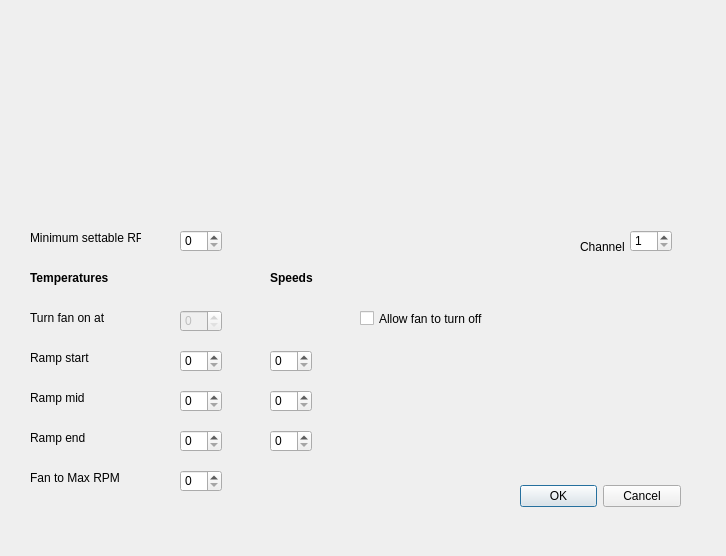
Shub77/phoebetria-code, file gui_softwareautosetup.ui: the form before one commit.
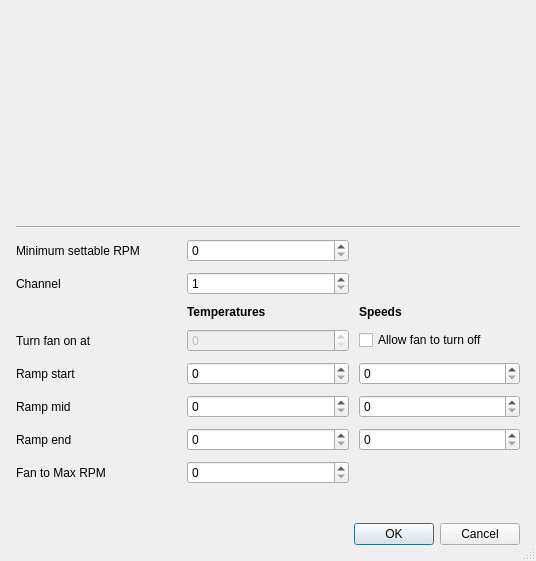
The form after the commit. Custom widgets are drawn as their Qt base class.

Commit message: added some formatting to the software auto preference pane

What changed in the file:
```diff
--- a/gui_softwareautosetup.ui
+++ b/gui_softwareautosetup.ui
@@ -6,299 +6,204 @@
    <rect>
     <x>0</x>
     <y>0</y>
-    <width>726</width>
-    <height>556</height>
+    <width>536</width>
+    <height>561</height>
    </rect>
   </property>
   <property name="windowTitle">
    <string>Dialog</string>
   </property>
-  <widget class="QDialogButtonBox" name="buttonBox">
-   <property name="geometry">
-    <rect>
-     <x>520</x>
-     <y>480</y>
-     <width>161</width>
-     <height>32</height>
-    </rect>
-   </property>
+  <property name="sizeGripEnabled">
+   <bool>true</bool>
+  </property>
+  <property name="modal">
+   <bool>false</bool>
+  </property>
+  <layout class="QHBoxLayout" name="horizontalLayout">
+   <item>
+    <layout class="QVBoxLayout" name="verticalLayout">
+     <property name="spacing">
+      <number>10</number>
+     </property>
+     <property name="margin">
+      <number>5</number>
+     </property>
+     <item>
+      <widget class="QCustomPlot" name="widget" native="true">
+       <property name="minimumSize">
+        <size>
+         <width>500</width>
+         <height>200</height>
+        </size>
+       </property>
+       <property name="styleSheet">
+        <string notr="true"/>
+       </property>
+      </widget>
+     </item>
+     <item>
+      <widget class="Line" name="line">
    <property name="orientation">
     <enum>Qt::Horizontal</enum>
    </property>
-   <property name="standardButtons">
-    <set>QDialogButtonBox::Cancel|QDialogButtonBox::Ok</set>
-   </property>
-  </widget>
-  <widget class="QLabel" name="label">
-   <property name="geometry">
-    <rect>
-     <x>580</x>
-     <y>240</y>
-     <width>46</width>
-     <height>13</height>
-    </rect>
-   </property>
-   <property name="text">
-    <string>Channel</string>
-   </property>
-   <property name="buddy">
-    <cstring>spinBox</cstring>
-   </property>
-  </widget>
-  <widget class="QSpinBox" name="spinBox">
-   <property name="geometry">
-    <rect>
-     <x>630</x>
-     <y>230</y>
-     <width>42</width>
-     <height>22</height>
-    </rect>
-   </property>
-   <property name="minimum">
-    <number>1</number>
-   </property>
-   <property name="maximum">
-    <number>5</number>
-   </property>
-  </widget>
+      </widget>
+     </item>
+     <item>
+      <layout class="QGridLayout" name="gridLayout">
+       <item row="3" column="2">
   <widget class="QCheckBox" name="checkBox">
-   <property name="geometry">
-    <rect>
-     <x>360</x>
-     <y>310</y>
-     <width>171</width>
-     <height>17</height>
-    </rect>
-   </property>
    <property name="text">
     <string>Allow fan to turn off</string>
    </property>
   </widget>
-  <widget class="QSpinBox" name="spinBox_2">
-   <property name="geometry">
-    <rect>
-     <x>180</x>
-     <y>350</y>
-     <width>42</width>
-     <height>22</height>
-    </rect>
-   </property>
-  </widget>
+       </item>
+       <item row="2" column="2">
+        <widget class="QLabel" name="label_9">
+         <property name="font">
+          <font>
+           <weight>75</weight>
+           <bold>true</bold>
+          </font>
+         </property>
+         <property name="text">
+          <string>Speeds</string>
+         </property>
+        </widget>
+       </item>
+       <item row="2" column="1">
+        <widget class="QLabel" name="label_8">
+         <property name="font">
+          <font>
+           <weight>75</weight>
+           <bold>true</bold>
+          </font>
+         </property>
+         <property name="text">
+          <string>Temperatures</string>
+         </property>
+        </widget>
+       </item>
+       <item row="5" column="2">
+        <widget class="QSpinBox" name="spinBox_12"/>
+       </item>
+       <item row="4" column="0">
   <widget class="QLabel" name="label_2">
-   <property name="geometry">
-    <rect>
-     <x>30</x>
-     <y>350</y>
-     <width>111</width>
-     <height>16</height>
-    </rect>
-   </property>
    <property name="text">
     <string>Ramp start</string>
    </property>
   </widget>
+       </item>
+       <item row="5" column="0">
   <widget class="QLabel" name="label_3">
-   <property name="geometry">
-    <rect>
-     <x>30</x>
-     <y>390</y>
-     <width>121</width>
-     <height>16</height>
-    </rect>
-   </property>
    <property name="text">
     <string>Ramp mid</string>
    </property>
   </widget>
-  <widget class="QSpinBox" name="spinBox_3">
-   <property name="geometry">
-    <rect>
-     <x>180</x>
-     <y>390</y>
-     <width>42</width>
-     <height>22</height>
-    </rect>
-   </property>
-  </widget>
+       </item>
+       <item row="6" column="2">
+        <widget class="QSpinBox" name="spinBox_9"/>
+       </item>
+       <item row="3" column="1">
+        <widget class="QSpinBox" name="spinBox_6">
+         <property name="enabled">
+          <bool>false</bool>
+         </property>
+        </widget>
+       </item>
+       <item row="4" column="1">
+        <widget class="QSpinBox" name="spinBox_2"/>
+       </item>
+       <item row="7" column="1">
+        <widget class="QSpinBox" name="spinBox_5"/>
+       </item>
+       <item row="6" column="0">
   <widget class="QLabel" name="label_4">
-   <property name="geometry">
-    <rect>
-     <x>30</x>
-     <y>430</y>
-     <width>121</width>
-     <height>16</height>
-    </rect>
-   </property>
    <property name="text">
     <string>Ramp end</string>
    </property>
   </widget>
-  <widget class="QSpinBox" name="spinBox_4">
-   <property name="geometry">
-    <rect>
-     <x>180</x>
-     <y>430</y>
-     <width>42</width>
-     <height>22</height>
-    </rect>
-   </property>
-  </widget>
+       </item>
+       <item row="7" column="0">
   <widget class="QLabel" name="label_5">
-   <property name="geometry">
-    <rect>
-     <x>30</x>
-     <y>470</y>
-     <width>91</width>
-     <height>16</height>
-    </rect>
-   </property>
    <property name="text">
     <string>Fan to Max RPM</string>
    </property>
   </widget>
-  <widget class="QSpinBox" name="spinBox_5">
-   <property name="geometry">
-    <rect>
-     <x>180</x>
-     <y>470</y>
-     <width>42</width>
-     <height>22</height>
-    </rect>
-   </property>
-  </widget>
-  <widget class="QLabel" name="label_6">
-   <property name="geometry">
-    <rect>
-     <x>30</x>
-     <y>310</y>
-     <width>111</width>
-     <height>16</height>
-    </rect>
-   </property>
-   <property name="text">
-    <string>Turn fan on at</string>
-   </property>
-  </widget>
-  <widget class="QSpinBox" name="spinBox_6">
-   <property name="enabled">
-    <bool>false</bool>
-   </property>
-   <property name="geometry">
-    <rect>
-     <x>180</x>
-     <y>310</y>
-     <width>42</width>
-     <height>22</height>
-    </rect>
-   </property>
-  </widget>
+       </item>
+       <item row="4" column="2">
+        <widget class="QSpinBox" name="spinBox_10"/>
+       </item>
+       <item row="1" column="1">
+        <widget class="QSpinBox" name="spinBox">
+         <property name="minimum">
+          <number>1</number>
+         </property>
+         <property name="maximum">
+          <number>5</number>
+         </property>
+        </widget>
+       </item>
+       <item row="0" column="0">
   <widget class="QLabel" name="label_7">
-   <property name="geometry">
-    <rect>
-     <x>30</x>
-     <y>230</y>
-     <width>111</width>
-     <height>16</height>
-    </rect>
-   </property>
    <property name="text">
     <string>Minimum settable RPM</string>
    </property>
   </widget>
-  <widget class="QSpinBox" name="spinBox_7">
-   <property name="geometry">
-    <rect>
-     <x>180</x>
-     <y>230</y>
-     <width>42</width>
-     <height>22</height>
-    </rect>
-   </property>
-  </widget>
-  <widget class="QLabel" name="label_8">
-   <property name="geometry">
-    <rect>
-     <x>30</x>
-     <y>270</y>
-     <width>131</width>
-     <height>16</height>
-    </rect>
-   </property>
-   <property name="font">
-    <font>
-     <weight>75</weight>
-     <bold>true</bold>
-    </font>
-   </property>
+       </item>
+       <item row="3" column="0">
+        <widget class="QLabel" name="label_6">
    <property name="text">
-    <string>Temperatures</string>
-   </property>
-  </widget>
-  <widget class="QLabel" name="label_9">
-   <property name="geometry">
-    <rect>
-     <x>270</x>
-     <y>270</y>
-     <width>131</width>
-     <height>16</height>
-    </rect>
-   </property>
-   <property name="font">
-    <font>
-     <weight>75</weight>
-     <bold>true</bold>
-    </font>
-   </property>
+          <string>Turn fan on at</string>
+         </property>
+        </widget>
+       </item>
+       <item row="1" column="0">
+        <widget class="QLabel" name="label">
    <property name="text">
-    <string>Speeds</string>
-   </property>
-  </widget>
-  <widget class="QSpinBox" name="spinBox_9">
-   <property name="geometry">
-    <rect>
-     <x>270</x>
-     <y>430</y>
-     <width>42</width>
-     <height>22</height>
-    </rect>
-   </property>
-  </widget>
-  <widget class="QSpinBox" name="spinBox_10">
-   <property name="geometry">
-    <rect>
-     <x>270</x>
-     <y>350</y>
-     <width>42</width>
-     <height>22</height>
-    </rect>
-   </property>
-  </widget>
-  <widget class="QSpinBox" name="spinBox_12">
-   <property name="geometry">
-    <rect>
-     <x>270</x>
-     <y>390</y>
-     <width>42</width>
-     <height>22</height>
-    </rect>
-   </property>
-  </widget>
-  <widget class="QCustomPlot" name="widget" native="true">
-   <property name="geometry">
-    <rect>
-     <x>30</x>
-     <y>10</y>
-     <width>631</width>
-     <height>200</height>
-    </rect>
-   </property>
-   <property name="minimumSize">
+          <string>Channel</string>
+         </property>
+         <property name="buddy">
+          <cstring>spinBox</cstring>
+         </property>
+        </widget>
+       </item>
+       <item row="6" column="1">
+        <widget class="QSpinBox" name="spinBox_4"/>
+       </item>
+       <item row="5" column="1">
+        <widget class="QSpinBox" name="spinBox_3"/>
+       </item>
+       <item row="0" column="1">
+        <widget class="QSpinBox" name="spinBox_7"/>
+       </item>
+      </layout>
+     </item>
+     <item>
+      <spacer name="verticalSpacer">
+       <property name="orientation">
+        <enum>Qt::Vertical</enum>
+       </property>
+       <property name="sizeHint" stdset="0">
     <size>
-     <width>500</width>
-     <height>200</height>
-    </size>
-   </property>
-  </widget>
+         <width>20</width>
+         <height>40</height>
+        </size>
+       </property>
+      </spacer>
+     </item>
+     <item>
+      <widget class="QDialogButtonBox" name="buttonBox">
+       <property name="orientation">
+        <enum>Qt::Horizontal</enum>
+       </property>
+       <property name="standardButtons">
+        <set>QDialogButtonBox::Cancel|QDialogButtonBox::Ok</set>
+       </property>
+      </widget>
+     </item>
+    </layout>
+   </item>
+  </layout>
  </widget>
  <customwidgets>
   <customwidget>
```
Lines whose indentation alone changed are shown as unchanged.
